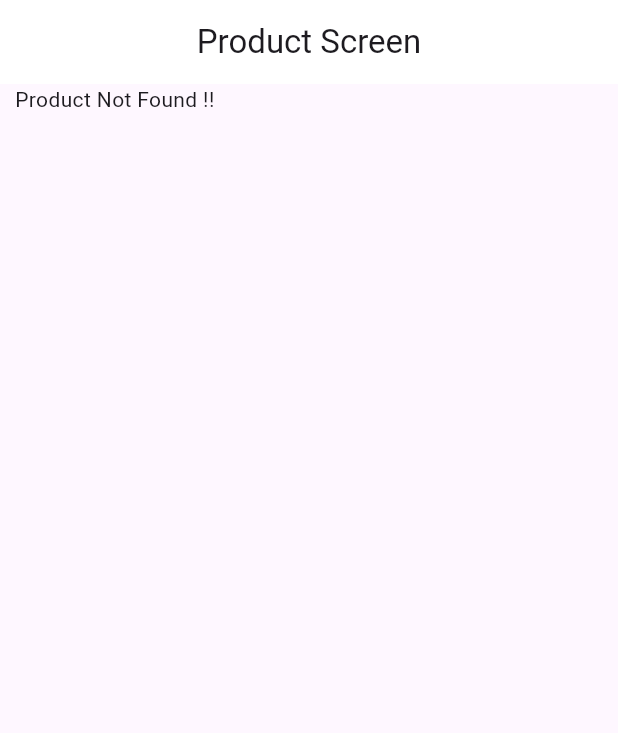
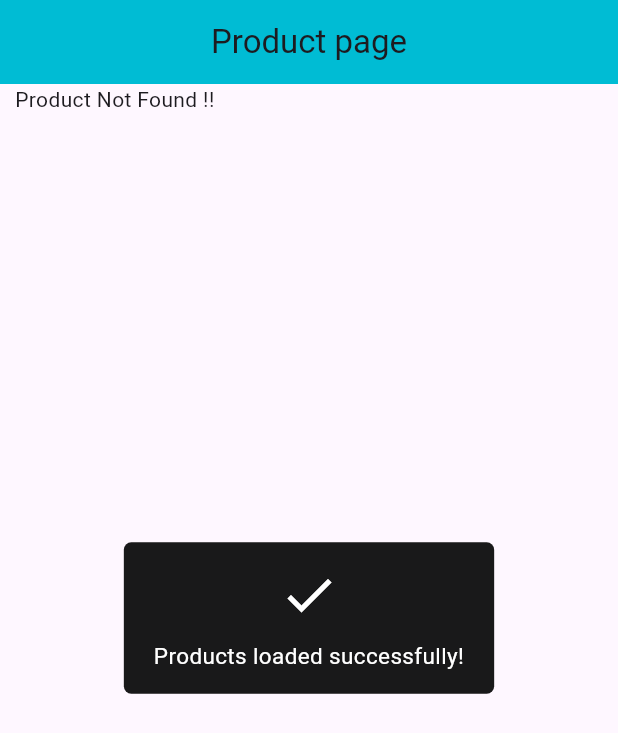
Before and after one commit to fahimshahariar09/technical_task, a Flutter app: the first screen one second after launch, on a phone screen of 412 x 824 dp. Shown: the top 733 px of the screen. Run offline on Flutter 3.47's test engine with Material 3 defaults, Android fonts, the phone set to English and light mode, and no system bars; our stand-ins replace connectivity_plus, flutter_easyloading, get, hive, pin_code_fields; accounts and stored records are empty; network calls fail.

Commit message:
ProductPage

```diff
--- /dev/null
+++ b/lib/assignment3/controller/api_service/product2.dart
@@ -0,0 +1,27 @@
+import 'dart:convert';
+import 'dart:developer';
+import 'package:http/http.dart' as http;
+import 'package:technical_task/api/api.dart';
+import 'package:technical_task/assignment3/model/hive_all_product_model.dart';
+
+class ProductService2 {
+  static Future<List<HiveAllProductModel>> allProduct2() async {
+    List<HiveAllProductModel> allProduct = [];
+
+    try {
+      var response = await http.get(Uri.parse(Api.productApi));
+
+      if (response.statusCode == 200) {
+        var json = jsonDecode(response.body);
+
+        for (var data in json) {
+          allProduct.add(HiveAllProductModel.fromJson(data));
+        }
+      }
+      return allProduct;
+    } catch (e) {
+      log("Error fetching products: $e");
+      return [];
+    }
+  }
+}
--- /dev/null
+++ b/lib/assignment3/controller/ui_controller/product2.dart
@@ -0,0 +1,51 @@
+import 'package:flutter_easyloading/flutter_easyloading.dart';
+import 'package:get/get.dart';
+import 'package:hive/hive.dart';
+import 'package:technical_task/assignment3/controller/api_service/product2.dart';
+import 'package:technical_task/assignment3/model/hive_all_product_model.dart';
+import 'package:technical_task/setting/internet_checker.dart';
+
+class Product2Controller extends GetxController {
+  RxBool isLoading = false.obs;
+  RxList<HiveAllProductModel> allProduct2 = <HiveAllProductModel>[].obs;
+
+  // Hive Box
+  @override
+  void onInit() {
+    super.onInit();
+    getProduct();
+  }
+
+  getProduct() async {
+    var box = Hive.box<HiveAllProductModel>('productsBox5');
+
+    if (!await ConnectionChecker.connectionChecker()) {
+      EasyLoading.showError("No internet connection. Loading offline data...");
+
+      // Load data from Hive when offline
+      allProduct2.value = box.values.toList();
+      return;
+    }
+
+    try {
+      EasyLoading.show(status: "Loading products...");
+      isLoading.value = true;
+
+      // Fetch products from API
+      List<HiveAllProductModel> fetchedProducts =
+          await ProductService2.allProduct2();
+
+      allProduct2.value = fetchedProducts;
+
+      // Save data to Hive
+      await box.clear(); // Clear old data
+      await box.addAll(fetchedProducts);
+
+      EasyLoading.showSuccess("Products loaded successfully!");
+    } catch (e) {
+      EasyLoading.showError("Failed to load products: $e");
+    } finally {
+      isLoading.value = false;
+    }
+  }
+}
--- /dev/null
+++ b/lib/assignment3/model/hive_all_product_model.dart
@@ -0,0 +1,85 @@
+import 'package:hive/hive.dart';
+@HiveType(typeId: 0)
+class HiveAllProductModel {
+  @HiveField(0)
+  int? id;
+
+  @HiveField(1)
+  String? title;
+
+  @HiveField(2)
+  num? price;
+
+  @HiveField(3)
+  String? description;
+
+  @HiveField(4)
+  String? category;
+
+  @HiveField(5)
+  String? image;
+
+  @HiveField(6)
+  Rating? rating;
+
+  HiveAllProductModel({
+    this.id,
+    this.title,
+    this.price,
+    this.description,
+    this.category,
+    this.image,
+    this.rating,
+  });
+
+  factory HiveAllProductModel.fromJson(Map<String, dynamic> json) {
+    return HiveAllProductModel(
+      id: json['id'],
+      title: json['title'],
+      price: json['price'],
+      description: json['description'],
+      category: json['category'],
+      image: json['image'],
+      rating: json['rating'] != null ? Rating.fromJson(json['rating']) : null,
+    );
+  }
+
+  Map<String, dynamic> toJson() {
+    final Map<String, dynamic> data = {};
+    data['id'] = id;
+    data['title'] = title;
+    data['price'] = price;
+    data['description'] = description;
+    data['category'] = category;
+    data['image'] = image;
+    if (rating != null) {
+      data['rating'] = rating!.toJson();
+    }
+    return data;
+  }
+}
+
+@HiveType(typeId: 1) // Unique type ID for Rating
+class Rating {
+  @HiveField(0)
+  num? rate;
+
+  @HiveField(1)
+  num? count;
+
+  Rating({this.rate, this.count});
+
+  factory Rating.fromJson(Map<String, dynamic> json) {
+    return Rating(
+      rate: json['rate'],
+      count: json['count'],
+    );
+  }
+
+  Map<String, dynamic> toJson() {
+    return {
+      'rate': rate,
+      'count': count,
+    };
+  }
+}
--- /dev/null
+++ b/lib/assignment3/view/product_page.dart
@@ -0,0 +1,46 @@
+import 'package:flutter/material.dart';
+import 'package:get/get.dart';
+import 'package:technical_task/assignment3/controller/ui_controller/product2.dart';
+import 'package:technical_task/assignment3/view/widget/product_view_card.dart';
+
+class ProductPage extends StatelessWidget {
+  const ProductPage({super.key});
+
+  @override
+  Widget build(BuildContext context) {
+    Product2Controller product2Controller = Get.put(Product2Controller());
+    return Scaffold(
+      appBar: AppBar(
+        backgroundColor: Colors.cyan,
+        title: Text("Product page"),
+        centerTitle: true,
+      ),
+      body: SafeArea(
+        child: Padding(
+          padding: const EdgeInsets.symmetric(horizontal: 10),
+          child: Obx(() => product2Controller.isLoading.isTrue
+              ? Center(child: CircularProgressIndicator())
+              : product2Controller.allProduct2.isEmpty
+              ? Text("Product Not Found !!")
+              : ListView.builder(
+              shrinkWrap: true,
+              itemCount: product2Controller.allProduct2.length,
+              itemBuilder: (context, index) {
+                return Padding(
+                  padding: const EdgeInsets.symmetric(vertical: 5),
+                  child: ProductViewCard(
+                      imageUrl:
+                      "${product2Controller.allProduct2[index].image}",
+                      name:
+                      "${product2Controller.allProduct2[index].title}",
+                      price:
+                      "${product2Controller.allProduct2[index].price} tk",
+                      rating:
+                      "${product2Controller.allProduct2[index].rating?.rate}"),
+                );
+              })),
+        ),
+      ),
+    );
+  }
+}
--- a/lib/main.dart
+++ b/lib/main.dart
@@ -1,6 +1,7 @@
 import 'package:flutter/material.dart';
 import 'package:get/get.dart';
 import 'package:technical_task/assignment2/view/product_screen.dart';
+import 'package:technical_task/assignment3/view/product_page.dart';
 
 void main() {
   runApp(const MyApp());
@@ -13,7 +14,7 @@ class MyApp extends StatelessWidget {
   Widget build(BuildContext context) {
     return GetMaterialApp(
       debugShowCheckedModeBanner: false,
-      home: ProductScreen(),
+      home: ProductPage(),
     );
   }
 }
--- /dev/null
+++ b/lib/setting/internet_checker.dart
@@ -0,0 +1,21 @@
+import 'package:connectivity_plus/connectivity_plus.dart';
+import 'package:flutter/material.dart';
+import 'package:flutter/services.dart';
+
+
+//internet connection checker
+class ConnectionChecker {
+  static Future<bool> connectionChecker() async {
+    try {
+      final connectivityResult = await Connectivity().checkConnectivity();
+      if (connectivityResult[0] == ConnectivityResult.none) {
+        return false;
+      } else {
+        return true;
+      }
+    } on PlatformException catch (e) {
+      debugPrint("error  $e");
+    }
+    return false;
+  }
+}
--- a/pubspec.yaml
+++ b/pubspec.yaml
@@ -37,6 +37,10 @@ dependencies:
   get: ^4.7.2
   pin_code_fields: ^8.0.1
   http: ^1.5.0
+  flutter_easyloading: ^3.0.5
+  hive: ^2.2.3
+  internet_check: ^0.0.2
+  connectivity_plus: ^7.0.0
 
 dev_dependencies:
   flutter_test:
```
Also changed, not shown: lib/assignment3/view/widget/product_view_card.dart (added, +64 -0 lines), lib/setting/hive_setting.dart (added, +9 -0 lines), pubspec.lock.
